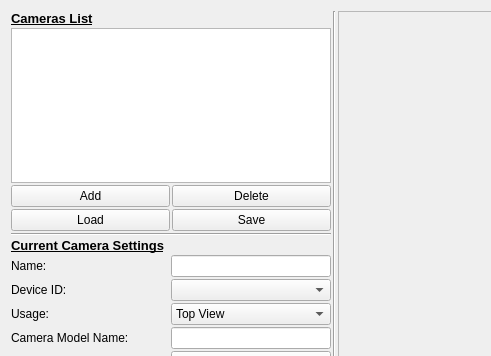
Old version of the form python/AiWarmachine/ui/calibration_widget.ui in the repository madesjardins/AiWarmachine; both pictures show x 0 to 491 and y 0 to 356 of the 1215 by 660 pixel window.
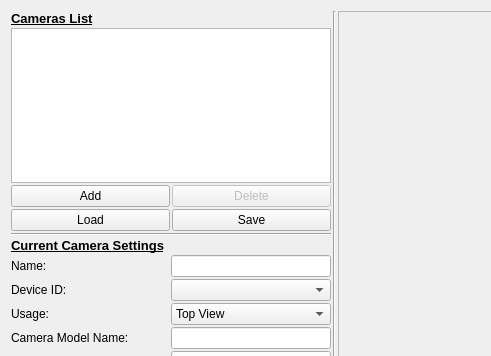
New version of the form.

Commit message:
Wip Calibration dialog with camera feed
WIP commit with possibility to add and delete camera along with editing of camera name, camera model name and device id.

The edit to the form file:
```diff
--- a/python/AiWarmachine/ui/calibration_widget.ui
+++ b/python/AiWarmachine/ui/calibration_widget.ui
@@ -90,6 +90,12 @@
          </item>
          <item row="0" column="1">
           <widget class="QPushButton" name="push_delete_camera">
+           <property name="enabled">
+            <bool>false</bool>
+           </property>
+           <property name="focusPolicy">
+            <enum>Qt::NoFocus</enum>
+           </property>
            <property name="text">
             <string>Delete</string>
            </property>
```
Left out of the diff: 36 changed lines with no effect on the pictures. The commit also changes 5 other files.
